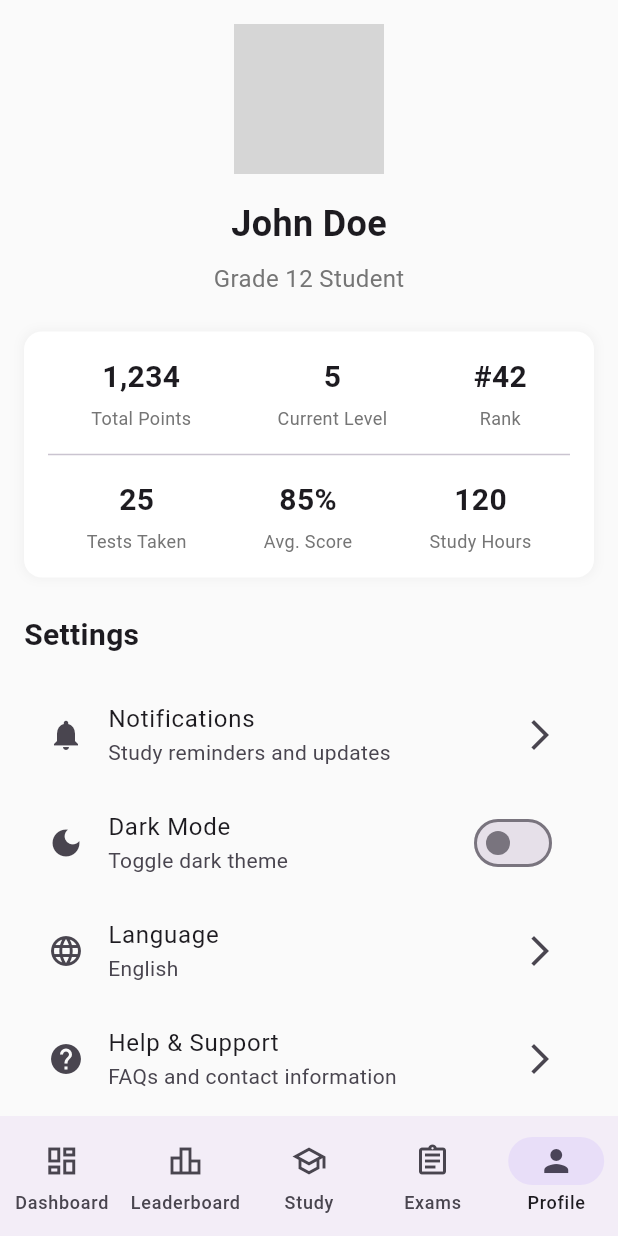
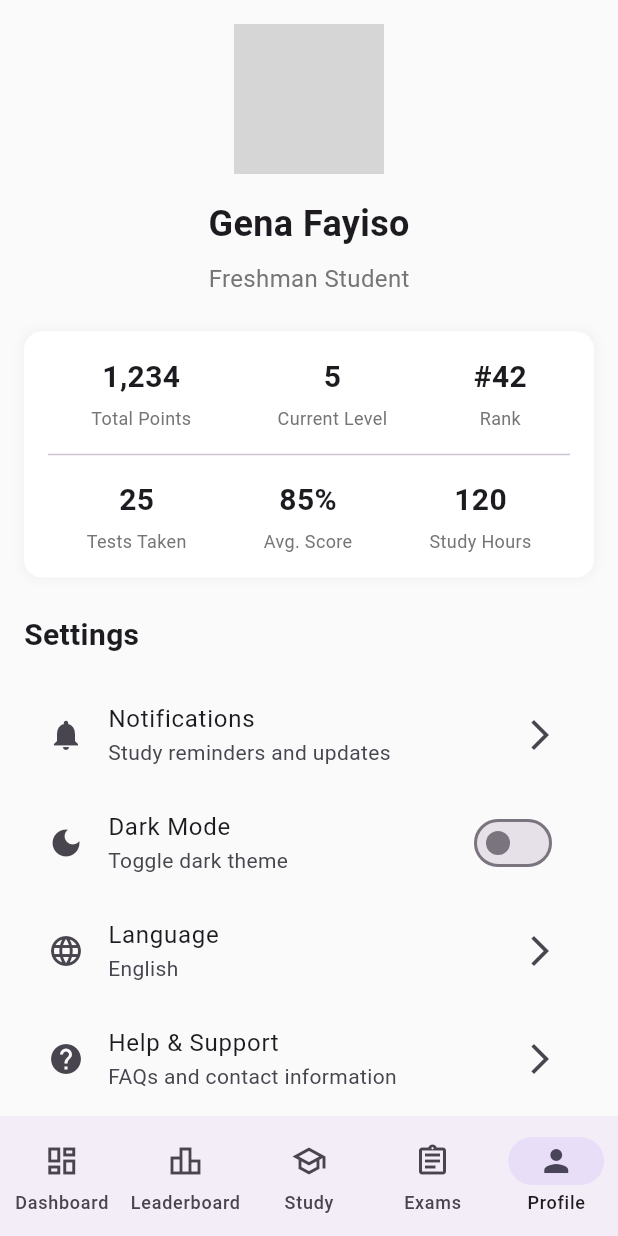
Before and after one commit to Henok-Demissie/seqay-app, a Flutter app: the screen it shows after launch, item 5 of the bottom bar chosen, on a phone screen of 412 x 824 dp. Run offline on Flutter 3.47's test engine with Material 3 defaults, Android fonts, the phone set to English and light mode, and no system bars; our stand-ins replace fl_chart, flutter_animate, flutter_svg, shared_preferences; network calls fail; grey boxes are pictures that could not be loaded.

Commit message:
Update profile_screen.dart

```diff
--- a/lib/Screens/profile_screen.dart
+++ b/lib/Screens/profile_screen.dart
@@ -32,7 +32,7 @@ class ProfileScreen extends StatelessWidget {
         ),
         const SizedBox(height: 16),
         const Text(
-          'John Doe',
+          'Gena Fayiso',
           style: TextStyle(
             fontSize: 24,
             fontWeight: FontWeight.bold,
@@ -40,7 +40,7 @@ class ProfileScreen extends StatelessWidget {
         ),
         const SizedBox(height: 8),
         Text(
-          'Grade 12 Student',
+          'Freshman Student',
           style: TextStyle(
             color: Colors.grey.shade600,
             fontSize: 16,
@@ -109,7 +109,6 @@ class ProfileScreen extends StatelessWidget {
       ],
     );
   }
-
   Widget _buildSettings(BuildContext context) {
     return Column(
       crossAxisAlignment: CrossAxisAlignment.start,
```
